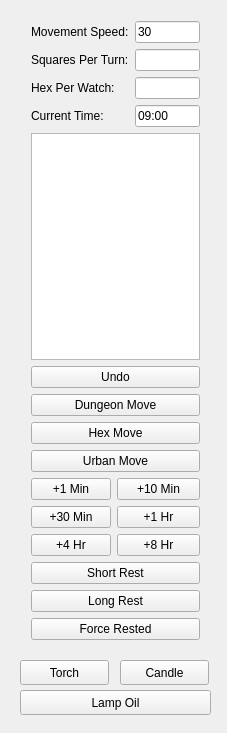
Before: the Qt Designer form mainwindow.ui in erickveil/DungeonMoveTracker, drawn with Qt 5.
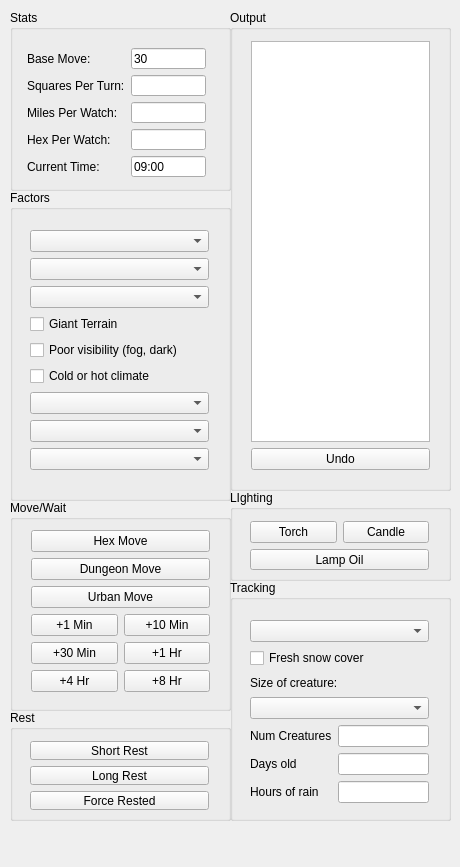
After: the same form once the commit is applied.

Commit message: Added new inputs and terrain condition factors to hex crawling.

```diff
--- a/mainwindow.ui
+++ b/mainwindow.ui
@@ -6,93 +6,211 @@
    <rect>
     <x>0</x>
     <y>0</y>
-    <width>227</width>
-    <height>733</height>
+    <width>460</width>
+    <height>867</height>
    </rect>
   </property>
   <property name="windowTitle">
    <string>MainWindow</string>
   </property>
   <widget class="QWidget" name="centralWidget">
-   <widget class="QWidget" name="layoutWidget">
+   <widget class="QGroupBox" name="groupBox">
     <property name="geometry">
      <rect>
-      <x>20</x>
-      <y>10</y>
-      <width>191</width>
-      <height>641</height>
+      <x>230</x>
+      <y>580</y>
+      <width>221</width>
+      <height>241</height>
      </rect>
     </property>
-    <layout class="QVBoxLayout" name="verticalLayout">
+    <property name="title">
+     <string>Tracking</string>
+    </property>
+    <widget class="QWidget" name="verticalLayoutWidget">
+     <property name="geometry">
+      <rect>
+       <x>9</x>
+       <y>29</y>
+       <width>201</width>
+       <height>205</height>
+      </rect>
+     </property>
+     <layout class="QVBoxLayout" name="verticalLayout_2">
      <item>
-      <layout class="QFormLayout" name="formLayout">
+       <widget class="QComboBox" name="cbGroundType"/>
+      </item>
+      <item>
+       <widget class="QCheckBox" name="checkBox">
+        <property name="text">
+         <string>Fresh snow cover</string>
+        </property>
+       </widget>
+      </item>
+      <item>
+       <widget class="QLabel" name="label_8">
+        <property name="text">
+         <string>Size of creature:</string>
+        </property>
+       </widget>
+      </item>
+      <item>
+       <widget class="QComboBox" name="cbTrackSize"/>
+      </item>
+      <item>
+       <layout class="QFormLayout" name="formLayout_3">
        <item row="0" column="0">
-        <widget class="QLabel" name="label">
+         <widget class="QLabel" name="label_5">
          <property name="text">
-          <string>Movement Speed:</string>
+           <string>Num Creatures</string>
          </property>
         </widget>
        </item>
        <item row="0" column="1">
-        <widget class="QLineEdit" name="MoveRate">
-         <property name="text">
-          <string>30</string>
-         </property>
-        </widget>
+         <widget class="QLineEdit" name="tbNumCreatures"/>
        </item>
        <item row="1" column="0">
-        <widget class="QLabel" name="label_3">
+         <widget class="QLabel" name="label_6">
          <property name="text">
-          <string>Squares Per Turn:</string>
+           <string>Days old</string>
          </property>
         </widget>
        </item>
        <item row="1" column="1">
-        <widget class="QLineEdit" name="SPT"/>
-       </item>
-       <item row="3" column="0">
-        <widget class="QLabel" name="label_2">
-         <property name="text">
-          <string>Current Time:</string>
-         </property>
-        </widget>
-       </item>
-       <item row="3" column="1">
-        <widget class="QLineEdit" name="TimeDisplay">
-         <property name="text">
-          <string>09:00</string>
-         </property>
-        </widget>
-       </item>
-       <item row="2" column="1">
-        <widget class="QLineEdit" name="HPW"/>
+         <widget class="QLineEdit" name="tbTrackAge"/>
        </item>
        <item row="2" column="0">
-        <widget class="QLabel" name="label_4">
+         <widget class="QLabel" name="label_7">
          <property name="text">
-          <string>Hex Per Watch:</string>
+           <string>Hours of rain</string>
          </property>
         </widget>
        </item>
-      </layout>
-     </item>
+        <item row="2" column="1">
+         <widget class="QLineEdit" name="lineEdit"/>
+        </item>
+       </layout>
+      </item>
+     </layout>
+    </widget>
+   </widget>
+   <widget class="QGroupBox" name="groupBox_2">
+    <property name="geometry">
+     <rect>
+      <x>230</x>
+      <y>490</y>
+      <width>221</width>
+      <height>91</height>
+     </rect>
+    </property>
+    <property name="title">
+     <string>LIghting</string>
+    </property>
+    <widget class="QWidget" name="verticalLayoutWidget_5">
+     <property name="geometry">
+      <rect>
+       <x>9</x>
+       <y>20</y>
+       <width>201</width>
+       <height>71</height>
+      </rect>
+     </property>
+     <layout class="QVBoxLayout" name="verticalLayout_6">
      <item>
-      <widget class="QPlainTextEdit" name="MessageOut"/>
-     </item>
+       <layout class="QGridLayout" name="gridLayout_2">
+        <item row="0" column="0">
+         <widget class="QPushButton" name="pbTorch">
+          <property name="text">
+           <string>Torch</string>
+          </property>
+         </widget>
+        </item>
+        <item row="0" column="1">
+         <widget class="QPushButton" name="pbCandle">
+          <property name="text">
+           <string>Candle</string>
+          </property>
+         </widget>
+        </item>
+       </layout>
+      </item>
      <item>
-      <widget class="QPushButton" name="pushButton">
+       <widget class="QPushButton" name="pbLamp">
        <property name="text">
-        <string>Undo</string>
+         <string>Lamp Oil</string>
        </property>
       </widget>
      </item>
+     </layout>
+    </widget>
+   </widget>
+   <widget class="QGroupBox" name="groupBox_3">
+    <property name="geometry">
+     <rect>
+      <x>10</x>
+      <y>710</y>
+      <width>221</width>
+      <height>111</height>
+     </rect>
+    </property>
+    <property name="title">
+     <string>Rest</string>
+    </property>
+    <widget class="QWidget" name="verticalLayoutWidget_2">
+     <property name="geometry">
+      <rect>
+       <x>9</x>
+       <y>20</y>
+       <width>201</width>
+       <height>91</height>
+      </rect>
+     </property>
+     <layout class="QVBoxLayout" name="verticalLayout_3">
      <item>
-      <widget class="QPushButton" name="pbDungeonMove">
+       <widget class="QPushButton" name="pbShortRest">
        <property name="text">
-        <string>Dungeon Move</string>
+         <string>Short Rest</string>
        </property>
       </widget>
      </item>
+      <item>
+       <widget class="QPushButton" name="pbLongRest">
+        <property name="text">
+         <string>Long Rest</string>
+        </property>
+       </widget>
+      </item>
+      <item>
+       <widget class="QPushButton" name="pbForceRest">
+        <property name="text">
+         <string>Force Rested</string>
+        </property>
+       </widget>
+      </item>
+     </layout>
+    </widget>
+   </widget>
+   <widget class="QGroupBox" name="groupBox_4">
+    <property name="geometry">
+     <rect>
+      <x>10</x>
+      <y>500</y>
+      <width>221</width>
+      <height>211</height>
+     </rect>
+    </property>
+    <property name="title">
+     <string>Move/Wait</string>
+    </property>
+    <widget class="QWidget" name="verticalLayoutWidget_3">
+     <property name="geometry">
+      <rect>
+       <x>10</x>
+       <y>19</y>
+       <width>201</width>
+       <height>184</height>
+      </rect>
+     </property>
+     <layout class="QVBoxLayout" name="verticalLayout_4">
      <item>
       <widget class="QPushButton" name="pbHexMove">
        <property name="text">
@@ -100,6 +218,13 @@
        </property>
       </widget>
      </item>
+      <item>
+       <widget class="QPushButton" name="pbDungeonMove">
+        <property name="text">
+         <string>Dungeon Move</string>
+        </property>
+       </widget>
+      </item>
      <item>
       <widget class="QPushButton" name="pbUrbanMove">
        <property name="text">
@@ -108,7 +233,21 @@
       </widget>
      </item>
      <item>
-      <layout class="QFormLayout" name="formLayout_2">
+       <layout class="QGridLayout" name="gridLayout">
+        <item row="1" column="0">
+         <widget class="QPushButton" name="AddMin30">
+          <property name="text">
+           <string>+30 Min</string>
+          </property>
+         </widget>
+        </item>
+        <item row="1" column="1">
+         <widget class="QPushButton" name="AddHr1">
+          <property name="text">
+           <string>+1 Hr</string>
+          </property>
+         </widget>
+        </item>
        <item row="0" column="0">
         <widget class="QPushButton" name="AddMin1">
          <property name="sizePolicy">
@@ -129,20 +268,6 @@
          </property>
         </widget>
        </item>
-       <item row="1" column="0">
-        <widget class="QPushButton" name="AddMin30">
-         <property name="text">
-          <string>+30 Min</string>
-         </property>
-        </widget>
-       </item>
-       <item row="1" column="1">
-        <widget class="QPushButton" name="AddHr1">
-         <property name="text">
-          <string>+1 Hr</string>
-         </property>
-        </widget>
-       </item>
        <item row="2" column="0">
         <widget class="QPushButton" name="AddHr4">
          <property name="text">
@@ -159,67 +284,190 @@
        </item>
       </layout>
      </item>
+     </layout>
+    </widget>
+   </widget>
+   <widget class="QGroupBox" name="groupBox_5">
+    <property name="geometry">
+     <rect>
+      <x>10</x>
+      <y>190</y>
+      <width>221</width>
+      <height>311</height>
+     </rect>
+    </property>
+    <property name="title">
+     <string>Factors</string>
+    </property>
+    <widget class="QWidget" name="verticalLayoutWidget_4">
+     <property name="geometry">
+      <rect>
+       <x>9</x>
+       <y>29</y>
+       <width>201</width>
+       <height>269</height>
+      </rect>
+     </property>
+     <layout class="QVBoxLayout" name="verticalLayout_5">
      <item>
-      <widget class="QPushButton" name="pbShortRest">
+       <widget class="QComboBox" name="cbMoveMode"/>
+      </item>
+      <item>
+       <widget class="QComboBox" name="cbTerrain"/>
+      </item>
+      <item>
+       <widget class="QComboBox" name="cbRoad"/>
+      </item>
+      <item>
+       <widget class="QCheckBox" name="chGiantTerrain">
        <property name="text">
-        <string>Short Rest</string>
+         <string>Giant Terrain</string>
        </property>
       </widget>
      </item>
      <item>
-      <widget class="QPushButton" name="pbLongRest">
+       <widget class="QCheckBox" name="chPoorVis">
        <property name="text">
-        <string>Long Rest</string>
+         <string>Poor visibility (fog, dark)</string>
        </property>
       </widget>
      </item>
      <item>
-      <widget class="QPushButton" name="pbForceRest">
+       <widget class="QCheckBox" name="chColdClimate">
        <property name="text">
-        <string>Force Rested</string>
+         <string>Cold or hot climate</string>
        </property>
       </widget>
      </item>
-    </layout>
-   </widget>
-   <widget class="QPushButton" name="pbTorch">
+      <item>
+       <widget class="QComboBox" name="cbSnowCover"/>
+      </item>
+      <item>
+       <widget class="QComboBox" name="cbConditions"/>
+      </item>
+      <item>
+       <widget class="QComboBox" name="cbActivities"/>
+      </item>
+     </layout>
+    </widget>
+   </widget>
+   <widget class="QGroupBox" name="groupBox_6">
     <property name="geometry">
      <rect>
-      <x>20</x>
-      <y>660</y>
-      <width>89</width>
-      <height>25</height>
+      <x>10</x>
+      <y>10</y>
+      <width>221</width>
+      <height>181</height>
      </rect>
     </property>
-    <property name="text">
-     <string>Torch</string>
+    <property name="title">
+     <string>Stats</string>
     </property>
-   </widget>
-   <widget class="QPushButton" name="pbCandle">
+    <widget class="QWidget" name="">
     <property name="geometry">
      <rect>
-      <x>120</x>
-      <y>660</y>
-      <width>89</width>
-      <height>25</height>
-     </rect>
-    </property>
+       <x>6</x>
+       <y>27</y>
+       <width>201</width>
+       <height>151</height>
+      </rect>
+     </property>
+     <layout class="QFormLayout" name="formLayout">
+      <item row="0" column="0">
+       <widget class="QLabel" name="label">
     <property name="text">
-     <string>Candle</string>
-    </property>
-   </widget>
-   <widget class="QPushButton" name="pbLamp">
+         <string>Base Move:</string>
+        </property>
+       </widget>
+      </item>
+      <item row="0" column="1">
+       <widget class="QLineEdit" name="MoveRate">
+        <property name="text">
+         <string>30</string>
+        </property>
+       </widget>
+      </item>
+      <item row="1" column="0">
+       <widget class="QLabel" name="label_3">
+        <property name="text">
+         <string>Squares Per Turn:</string>
+        </property>
+       </widget>
+      </item>
+      <item row="1" column="1">
+       <widget class="QLineEdit" name="SPT"/>
+      </item>
+      <item row="3" column="0">
+       <widget class="QLabel" name="label_4">
+        <property name="text">
+         <string>Hex Per Watch:</string>
+        </property>
+       </widget>
+      </item>
+      <item row="3" column="1">
+       <widget class="QLineEdit" name="HPW"/>
+      </item>
+      <item row="4" column="0">
+       <widget class="QLabel" name="label_2">
+        <property name="text">
+         <string>Current Time:</string>
+        </property>
+       </widget>
+      </item>
+      <item row="4" column="1">
+       <widget class="QLineEdit" name="TimeDisplay">
+        <property name="text">
+         <string>09:00</string>
+        </property>
+       </widget>
+      </item>
+      <item row="2" column="0">
+       <widget class="QLabel" name="label_9">
+        <property name="text">
+         <string>Miles Per Watch:</string>
+        </property>
+       </widget>
+      </item>
+      <item row="2" column="1">
+       <widget class="QLineEdit" name="tbMilesPerWatch"/>
+      </item>
+     </layout>
+    </widget>
+   </widget>
+   <widget class="QGroupBox" name="groupBox_7">
     <property name="geometry">
      <rect>
-      <x>20</x>
-      <y>690</y>
-      <width>191</width>
-      <height>25</height>
+      <x>230</x>
+      <y>10</y>
+      <width>221</width>
+      <height>481</height>
      </rect>
     </property>
+    <property name="title">
+     <string>Output</string>
+    </property>
+    <widget class="QWidget" name="layoutWidget">
+     <property name="geometry">
+      <rect>
+       <x>10</x>
+       <y>20</y>
+       <width>201</width>
+       <height>451</height>
+      </rect>
+     </property>
+     <layout class="QVBoxLayout" name="verticalLayout">
+      <item>
+       <widget class="QPlainTextEdit" name="MessageOut"/>
+      </item>
+      <item>
+       <widget class="QPushButton" name="pushButton">
     <property name="text">
-     <string>Lamp Oil</string>
-    </property>
+         <string>Undo</string>
+        </property>
+       </widget>
+      </item>
+     </layout>
+    </widget>
    </widget>
   </widget>
  </widget>
```
Left out of the diff: 2 changed lines with no effect on the pictures. Lines whose indentation alone changed are shown as unchanged. The commit also changes 2 other files.
